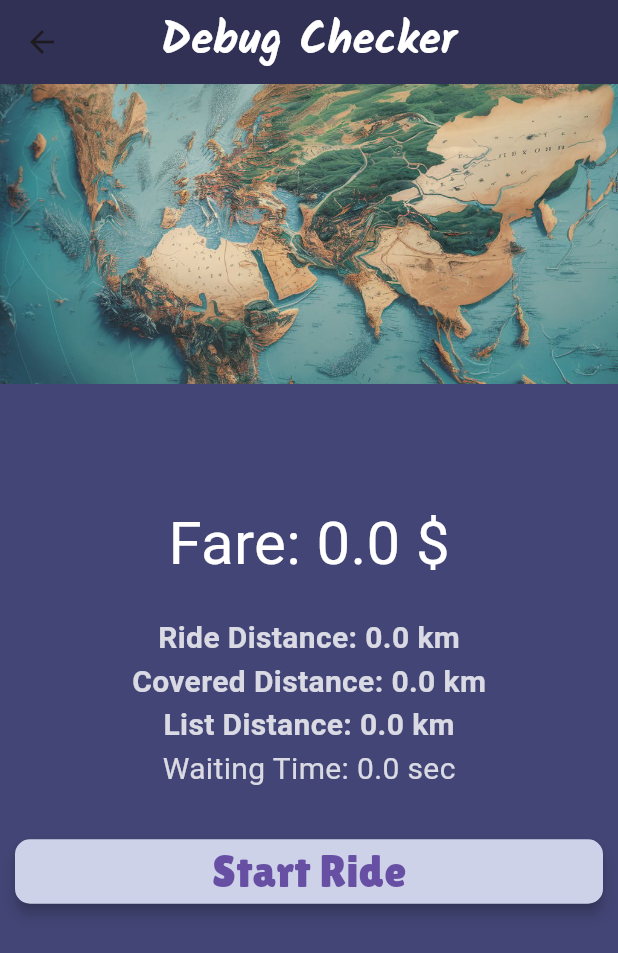
After one commit to handsomrana/SpeeXo_meter, a Flutter app: the ManualView screen opened directly, after a tap on "Start Ride", on a phone screen of 412 x 824 dp. The commit adds this screen. Shown: the top 953 px of the screen. Run offline on Flutter 3.47's test engine with Material 3 defaults, Android fonts, the light colour scheme and no system bars; our stand-ins replace geocoding, geolocator, get, google_fonts, isar, shared_preferences and 1 more; missing offline and left inert: flutter_overlay_window; accounts and stored records are empty; generated files the repository leaves out were written again.

Commit message:
new manual setup

```diff
--- a/lib/app/controllers/manual_controller.dart
+++ b/lib/app/controllers/manual_controller.dart
@@ -1,8 +1,7 @@
 import 'dart:async';
-import 'package:flutter/material.dart';
+import 'package:flutter/foundation.dart';
 import 'package:get/get.dart';
 import 'package:geolocator/geolocator.dart';
-import 'package:google_maps_flutter/google_maps_flutter.dart';
 import 'package:speed_meter_app/app/local_database/collections/tunnel_solution_collection.dart';
 import 'package:speed_meter_app/utils/vacent_disatance.dart';
 
@@ -12,122 +11,179 @@ class ManualRideController extends GetxController {
   double waitingRate = 0.01583;
   final isTracking = false.obs;
   final isMoving = false.obs;
-  final isMovingRate = false.obs;
+  final isTunnel = false.obs;
+  final isError = false.obs;
   final positions = <TunnelSolutionCollection>[].obs;
-  final markers = <Marker>[].obs;
-  final polylines = <Polyline>[].obs;
   final fare = 0.0.obs;
   final totalDistance = 0.0.obs;
+  final totalRideDistance = 0.0.obs;
+  final tunnelDistance = 0.0.obs;
+  final listDistance = 0.0.obs;
   final waitingTime = 0.0.obs;
-  final lastPosition = Rxn<LatLng>();
-  final currentPosition = Rxn<LatLng>();
+  Position? lastPosition;
+  Position? currentPosition;
+  Position? previousPosition;
+
   Timer? timer;
 
-  late StreamSubscription<Position> positionStream;
+  // late StreamSubscription<Position> positionStream;
 
   @override
-  void onInit() {
+  void onInit() async {
     super.onInit();
+    if (!(await _checkLocationPermission())) {
+      await _requestLocationPermission();
+    }
     // startTracking();
   }
 
   void startTracking() async {
+    if (!(await _checkLocationPermission())) {
+      await _requestLocationPermission();
+    }
+    if (await _checkLocationPermission()) {
       isTracking.value = true;
+      isError.value = false;
       isMoving.value = true;
-    final tempp = await Geolocator.getCurrentPosition();
-    currentPosition.value = LatLng(tempp.latitude, tempp.longitude);
-    lastPosition.value = currentPosition.value;
+      currentPosition = await Geolocator.getCurrentPosition();
+      lastPosition = currentPosition;
+      previousPosition = null;
       positions.add(TunnelSolutionCollection(
-      positionLatitude: tempp.latitude,
-      positionLongitude: tempp.longitude,
+        positionLatitude: currentPosition!.latitude,
+        positionLongitude: currentPosition!.longitude,
         timeStamp: DateTime.now(),
       ));
-    markers.add(
-      Marker(
-        markerId: MarkerId(tempp.toString()),
-        position: currentPosition.value!,
+      fare.value = 0.0;
+      totalDistance.value = 0.0;
+      totalRideDistance.value = 0.0;
+      tunnelDistance.value = 0.0;
+      listDistance.value = 0.0;
+      waitingTime.value = 0.0;
+      update();
+      // if (isTracking.value) {
+      timer = Timer.periodic(
+        const Duration(seconds: 1),
+        (timer) async {
+          currentPosition = await Geolocator.getCurrentPosition();
+          if (currentPosition != null) {
+            isError.value = false;
+            if (checkTunnel()) {
+              calculateTunnelDistance();
+              update();
+            } else {
+              positions.add(
+                TunnelSolutionCollection(
+                  positionLatitude: currentPosition!.latitude,
+                  positionLongitude: currentPosition!.longitude,
+                  timeStamp: DateTime.now(),
                 ),
               );
-    if (isTracking.value) {
-      timer = Timer.periodic(const Duration(seconds: 1), (timer) async {
+              final distanceInMeter = vincentyDistance(
+                currentPosition!.latitude,
+                currentPosition!.longitude,
+                lastPosition!.latitude,
+                lastPosition!.longitude,
+              );
+              if (distanceInMeter < 7) {
+                waitingTime.value += 1;
+                totalRideDistance.value += (distanceInMeter / 1000);
+                update();
+              } else if (distanceInMeter > 7) {
+                totalDistance.value += distanceInMeter / 1000;
+                totalRideDistance.value += distanceInMeter / 1000;
+              }
+              update();
+            }
             calculateFare();
-        positionStream = Geolocator.getPositionStream().listen((Position post) {
-          final speed = post.speed;
-          if (speed > 2 && speed < 25) {
-            isMoving.value = true;
-            isMovingRate.value = false;
-          } else if (speed > 25) {
-            isMoving.value = true;
-            isMovingRate.value = true;
-          } else if (speed < 25 && speed > 2) {
-            isMovingRate.value = false;
-            isMoving.value = true;
-          } else if (speed < 2) {
-            isMoving.value = false;
-            isMovingRate.value = false;
+            calculateListDistance();
+            lastPosition = currentPosition;
+            update();
+          } else {
+            isError.value = true;
           }
-        });
-        if (isMoving.value) {
-          lastPosition.value = currentPosition.value;
-          final temp = await Geolocator.getCurrentPosition();
-          final newPosition = LatLng(temp.latitude, temp.longitude);
-          currentPosition.value = newPosition;
-          positions.add(TunnelSolutionCollection(
-            positionLatitude: temp.latitude,
-            positionLongitude: temp.longitude,
-            timeStamp: DateTime.now(),
-          ));
-          if (positions.length > 1) {
-            polylines.add(
-              Polyline(
-                polylineId: PolylineId(newPosition.toString()),
-                points: positions
-                    .map((pos) =>
-                        LatLng(pos.positionLatitude, pos.positionLongitude))
-                    .toList(),
-                color: Colors.blue,
-                width: 5,
-              ),
+        },
       );
+      // }
+    } else {
+      isError.value = true;
+      if (kDebugMode) {
+        print('Location permission not granted ');
       }
-          final distanceInMeter = vincentyDistance(
-            currentPosition.value!.latitude,
-            currentPosition.value!.longitude,
-            lastPosition.value!.latitude,
-            lastPosition.value!.longitude,
-          );
-          if (distanceInMeter > 1) {
-            totalDistance.value += distanceInMeter / 1000;
-          }
-        } else if (!isMoving.value) {
-          waitingTime.value += 1;
-        }
-      });
     }
   }
 
   void stopTracking() {
     isTracking.value = false;
-    markers.add(
-      Marker(
-        markerId: MarkerId(currentPosition.toString()),
-        position: currentPosition.value!,
-      ),
+    positions.value = [];
+    timer!.cancel();
+    update();
+    // positionStream.cancel();
+  }
+
+  void calculateListDistance() {
+    double temDistance = 0.0;
+    if (positions.isNotEmpty) {
+      for (int i = 0; i < positions.length - 1; i++) {
+        final start = positions[i];
+        final end = positions[i + 1];
+        if (start.positionLatitude == end.positionLatitude &&
+            start.positionLongitude == end.positionLongitude) {
+          continue;
+        }
+        if (start.positionLatitude == 0.0 &&
+            start.positionLongitude == 0.0 &&
+            end.positionLatitude == 0.0 &&
+            end.positionLongitude == 0.0) {
+          continue;
+        }
+
+        final distance = vincentyDistance(
+          start.positionLatitude,
+          start.positionLongitude,
+          end.positionLatitude,
+          end.positionLongitude,
         );
-    timer!.cancel();
-    positionStream.cancel();
+        if (distance > 1) {
+          temDistance += distance / 1000;
+        }
+      }
+      listDistance.value = temDistance;
+      update();
+    }
   }
 
   void calculateFare() {
-    final distance = vincentyDistance(
-        positions.first.positionLatitude,
-        positions.first.positionLongitude,
-        positions.last.positionLatitude,
-        positions.last.positionLongitude);
-
     fare.value = packageCost +
         (waitingTime.value * waitingRate) +
-        (distance / 1000 * movingRate);
+        ((totalDistance.value + tunnelDistance.value) * movingRate);
+  }
+
+  bool checkTunnel() {
+    if (lastPosition == currentPosition) {
+      isTunnel.value = true;
+      previousPosition = lastPosition;
+      return true;
+    } else {
+      isTunnel.value = false;
+      previousPosition = null;
+      return false;
+    }
+  }
+
+  void calculateTunnelDistance() {
+    if (previousPosition != null && currentPosition != null) {
+      final tempDistance = vincentyDistance(
+        previousPosition!.latitude,
+        previousPosition!.longitude,
+        currentPosition!.latitude,
+        currentPosition!.longitude,
+      );
+      if (tempDistance > 7) {
+        tunnelDistance.value += tempDistance / 1000;
+      } else if (tempDistance < 7) {
+        waitingTime.value += 1;
+      }
+    }
   }
 
   @override
@@ -135,4 +191,48 @@ class ManualRideController extends GetxController {
     // positionStream.cancel();
     super.onClose();
   }
+
+  Future<bool> _checkLocationPermission() async {
+    final permission = await Geolocator.checkPermission();
+    return permission == LocationPermission.always ||
+        permission == LocationPermission.whileInUse;
   }
+
+  Future<void> _requestLocationPermission() async {
+    final permission = await Geolocator.requestPermission();
+    if (permission != LocationPermission.always &&
+        permission != LocationPermission.whileInUse) {
+      if (kDebugMode) {
+        print('Location permission denied');
+      }
+    }
+  }
+}
+
+
+        // positionStream = Geolocator.getPositionStream().listen((Position post) {
+        //   final speed = post.speed;
+        //   if (speed > 2 && speed < 25) {
+        //     isMoving.value = true;
+        //     isMovingRate.value = false;
+        //   } else if (speed > 25) {
+        //     isMoving.value = true;
+        //     isMovingRate.value = true;
+        //   } else if (speed < 25 && speed > 2) {
+        //     isMovingRate.value = false;
+        //     isMoving.value = true;
+        //   } else if (speed < 2) {
+        //     isMoving.value = false;
+        //     isMovingRate.value = false;
+        //   }
+        // });
+        // if (isMoving.value) {
+        //   lastPosition = currentPosition;
+        //   final temp = await Geolocator.getCurrentPosition();
+        //   final newPosition = LatLng(temp.latitude, temp.longitude);
+        //   currentPosition.value = newPosition;
+        //   positions.add(TunnelSolutionCollection(
+        //     positionLatitude: temp.latitude,
+        //     positionLongitude: temp.longitude,
+        //     timeStamp: DateTime.now(),
+        //   ));
--- /dev/null
+++ b/lib/app/views/manual_view.dart
@@ -0,0 +1,128 @@
+import 'package:flutter/material.dart';
+import 'package:get/get.dart';
+import 'package:google_fonts/google_fonts.dart';
+import 'package:speed_meter_app/app/controllers/manual_controller.dart';
+import 'package:speed_meter_app/utils/colors.dart';
+import 'package:speed_meter_app/utils/styles.dart';
+
+class ManualView extends StatelessWidget {
+  const ManualView({super.key});
+
+  @override
+  Widget build(BuildContext context) {
+    return Scaffold(
+      backgroundColor: darkMainColor,
+      appBar: AppBar(
+        backgroundColor: lightMainColor,
+        centerTitle: true,
+        title: Text(
+          "Debug Checker",
+          style: GoogleFonts.kalam(
+            color: Colors.white,
+            fontSize: 30,
+            fontWeight: FontWeight.bold,
+          ),
+        ),
+      ),
+      body: LayoutBuilder(builder: (context, constraints) {
+        return GetBuilder<ManualRideController>(
+          init: ManualRideController(),
+          builder: (controller) {
+            return Column(
+              mainAxisAlignment: MainAxisAlignment.start,
+              crossAxisAlignment: CrossAxisAlignment.center,
+              children: [
+                Image.asset(
+                  "assets/images/map2.jpeg",
+                  fit: BoxFit.cover,
+                  height: 200,
+                  width: double.maxFinite,
+                ),
+                const SizedBox(
+                  height: 20,
+                ),
+                Text(
+                  controller.isTunnel.value ? 'Tunnel Detected' : "",
+                  style: GoogleFonts.blackOpsOne(
+                    fontSize: 20,
+                    color: Colors.white,
+                  ),
+                ),
+                Text(
+                  controller.isError.value ? 'Location error Detected' : "",
+                  style: GoogleFonts.blackOpsOne(
+                    fontSize: 20,
+                    color: Colors.red,
+                  ),
+                ),
+                Text(
+                  'Fare: ${controller.fare.value.toStringAsFixed(1)} \$',
+                  style: GoogleFonts.blackOpsOne(
+                    fontSize: 40,
+                    color: Colors.white,
+                  ),
+                ),
+                const SizedBox(
+                  height: 20,
+                ),
+                Text(
+                  'Ride Distance: ${controller.totalRideDistance.value.toStringAsFixed(1)} km',
+                  style: GoogleFonts.sairaCondensed(
+                    fontSize: 20,
+                    color: Colors.white.withOpacity(0.8),
+                    fontWeight: FontWeight.bold,
+                  ),
+                ),
+                Text(
+                  'Covered Distance: ${controller.totalDistance.value.toStringAsFixed(1)} km',
+                  style: GoogleFonts.sairaCondensed(
+                    fontSize: 20,
+                    color: Colors.white.withOpacity(0.8),
+                    fontWeight: FontWeight.bold,
+                  ),
+                ),
+                Text(
+                  'List Distance: ${controller.listDistance.value.toStringAsFixed(1)} km',
+                  style: GoogleFonts.sairaCondensed(
+                    fontSize: 20,
+                    color: Colors.white.withOpacity(0.8),
+                    fontWeight: FontWeight.bold,
+                  ),
+                ),
+                Text(
+                  'Waiting Time: ${controller.waitingTime.value.toStringAsFixed(1)} sec',
+                  style: GoogleFonts.sairaCondensed(
+                    fontSize: 20,
+                    color: Colors.white.withOpacity(0.8),
+                  ),
+                ),
+                const SizedBox(height: 30),
+                Row(
+                  children: [
+                    Expanded(
+                      child: Padding(
+                        padding: const EdgeInsets.symmetric(horizontal: 10),
+                        child: ElevatedButton(
+                          onPressed: !controller.isTracking.value
+                              ? controller.startTracking
+                              : controller.stopTracking,
+                          style: elevatedButtonStyle.copyWith(),
+                          child: Text(
+                            controller.isTracking.value
+                                ? "End Ride"
+                                : "Start Ride",
+                            style: elevatdButtonTextstyle,
+                          ),
+                        ),
+                      ),
+                    ),
+                  ],
+                ),
+              ],
+            );
+          },
+        );
+      }),
+    );
+  }
+}
--- a/lib/app/widgets/homescreenwidgets/first_button_row.dart
+++ b/lib/app/widgets/homescreenwidgets/first_button_row.dart
@@ -2,6 +2,7 @@ import 'package:flutter/material.dart';
 import 'package:get/get.dart';
 import 'package:speed_meter_app/app/local_database/isar_services.dart';
 import 'package:speed_meter_app/app/views/history_view.dart';
+import 'package:speed_meter_app/app/views/manual_view.dart';
 import 'package:speed_meter_app/utils/styles.dart';
 
 class HomeScreenFirstButtonRow extends StatelessWidget {
@@ -23,6 +24,7 @@ class HomeScreenFirstButtonRow extends StatelessWidget {
             child: ElevatedButton(
               onPressed: () {
                 // Get.to(() => TaxiFareView());
+                Get.to(() => const ManualView());
               },
               style: elevatedButtonStyle.copyWith(),
               child: ConstrainedBox(
@@ -41,7 +43,7 @@ class HomeScreenFirstButtonRow extends StatelessWidget {
                     ),
                     Expanded(
                       child: Text(
-                        "Google",
+                        "Debug",
                         style: elevatdButtonTextstyle,
                       ),
                     ),
```
Lines whose indentation alone changed are shown as unchanged.
